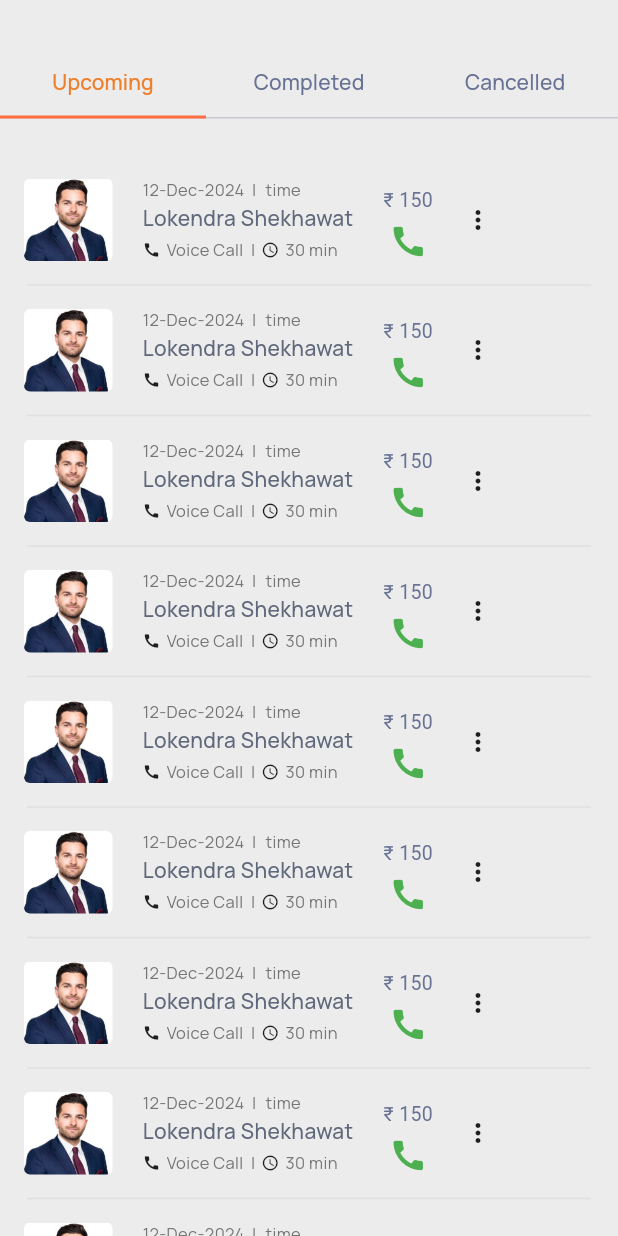
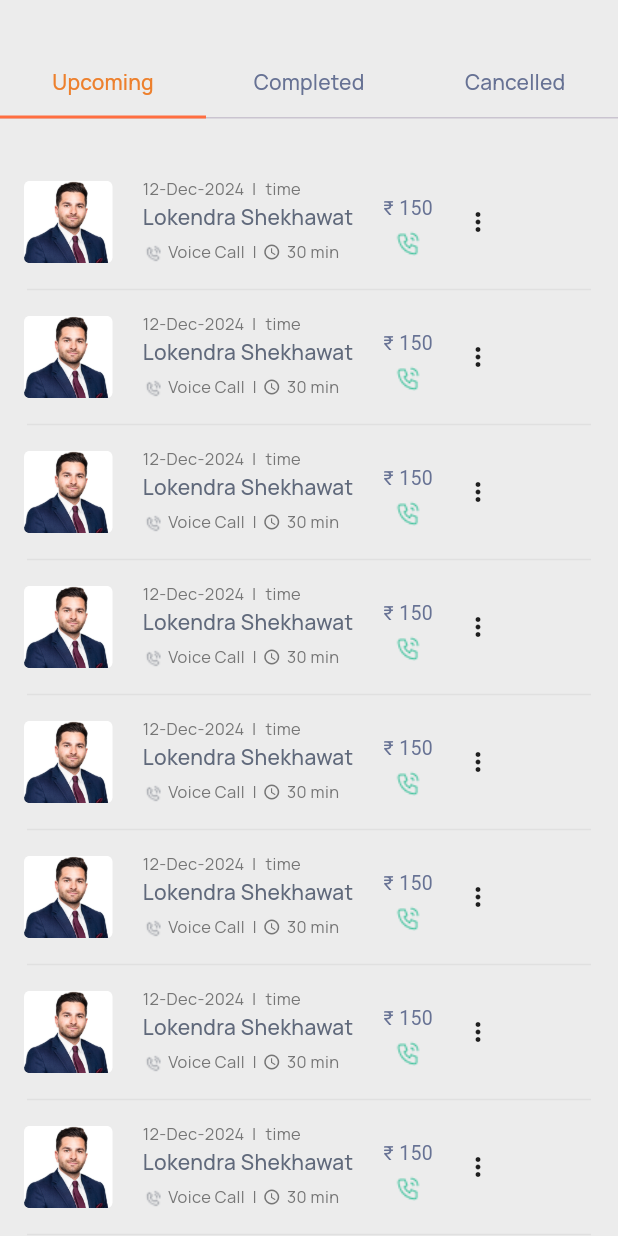
Before and after one commit to divyamittal-1712/user, a Flutter app: the AppointmentTabBar screen opened directly, on a phone screen of 412 x 824 dp. Run offline on Flutter 3.47's test engine with Material 3 defaults, Android fonts, the phone set to English and light mode, and no system bars; drawn by our look-alikes of loader_overlay; our stand-ins replace cached_network_image, carousel_slider, dotted_decoration, flutter_native_splash, flutter_spinkit, flutter_svg and 5 more; missing offline and left inert: dart:ffi; accounts and stored records are empty; Roboto replaces fonts that are missing (Rubik); project files that could hold a hidden picture were left out.

Commit message:
appointment and consultant size change

```diff
--- a/lib/constant/app_assets.dart
+++ b/lib/constant/app_assets.dart
@@ -12,6 +12,8 @@ class AppAssets {
   static const String notificationIcon = '${_imagePath}notification_icon.png';
   static const String walletIcon = '${_imagePath}wallet_icon.png';
   static const String navigationIcon = '${_imagePath}navigation_icon.png';
+  static const String grayCallIcon = '${_imagePath}small_gray_call_icon.png';
+  static const String greenCallIcon = '${_imagePath}call_green_icon.png';
 
 }
 
--- a/lib/screens/home/bottom_navigation/appointment/views/appointment_tab_bar.dart
+++ b/lib/screens/home/bottom_navigation/appointment/views/appointment_tab_bar.dart
@@ -114,10 +114,10 @@ class _AppointmentTabBarState extends State<AppointmentTabBar>
                           width: 59,
                           height: 55,
                           decoration: BoxDecoration(
-                            borderRadius: BorderRadius.circular(4),
-                            image: DecorationImage(image: AssetImage(AppAssets.image),
-                            fit: BoxFit.cover)
-                          ),
+                              borderRadius: BorderRadius.circular(4),
+                              image: DecorationImage(
+                                  image: AssetImage(AppAssets.image),
+                                  fit: BoxFit.cover)),
                         ),
                         const SizedBox(
                           width: 20,
@@ -135,7 +135,6 @@ class _AppointmentTabBarState extends State<AppointmentTabBar>
                                 const SizedBox(
                                   width: 4,
                                 ),
-
                                 const SizedBox(
                                   width: 2,
                                 ),
@@ -147,7 +146,7 @@ class _AppointmentTabBarState extends State<AppointmentTabBar>
                               ],
                             ),
                             Padding(
-                              padding: const EdgeInsets.only(top: 3,bottom: 5),
+                              padding: const EdgeInsets.only(top: 3, bottom: 5),
                               child: NormalText(
                                 text: "Lokendra Shekhawat",
                                 size: 14,
@@ -155,12 +154,10 @@ class _AppointmentTabBarState extends State<AppointmentTabBar>
                                 color: AppColor.normalTextColor,
                               ),
                             ),
-
                             Row(
                               children: [
-                                const Icon(
-                                  Icons.call,
-                                  size: 12.0,
+                                Image.asset(
+                                  AppAssets.grayCallIcon,
                                 ),
                                 const SizedBox(
                                   width: 4,
@@ -173,8 +170,9 @@ class _AppointmentTabBarState extends State<AppointmentTabBar>
                                 const SizedBox(
                                   width: 4,
                                 ),
-                                const Icon(
+                                Icon(
                                   Icons.access_time,
+                                  color: AppColor.sonicSilverColor,
                                   size: 12.0,
                                 ),
                                 const SizedBox(
@@ -204,10 +202,8 @@ class _AppointmentTabBarState extends State<AppointmentTabBar>
                                 color: AppColor.darkBlueGrayColor,
                               ),
                             ),
-                            const Icon(
-                              Icons.call,
-                              color: Colors.green,
-                              size: 26.0,
+                            Image.asset(
+                              AppAssets.greenCallIcon,
                             ),
                           ],
                         ),
--- a/lib/utils/app_colors.dart
+++ b/lib/utils/app_colors.dart
@@ -50,4 +50,5 @@ class AppColor{
   static Color sonicSilverColor= const Color(0xff767676);
   static Color darkBlueGrayColor= const Color(0xff677294);
   static Color davysGreyColor= const Color(0xff677294);
+  static Color spanishGrayColor= const Color(0xff969696);
 }
```
Also changed, not shown: lib/screens/home/bottom_navigation/home_page/homepage_screen.dart (+47 -26 lines), assets/images/call_green_icon.png (added), assets/images/notification_icon.png, assets/images/small_gray_call_icon.png (added), assets/images/wallet_icon.png.
